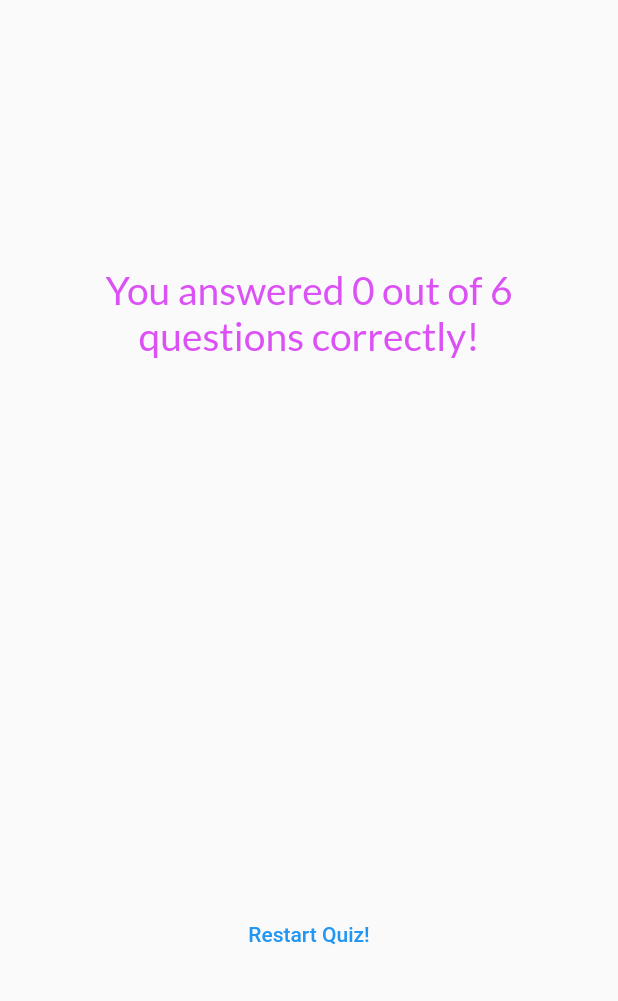
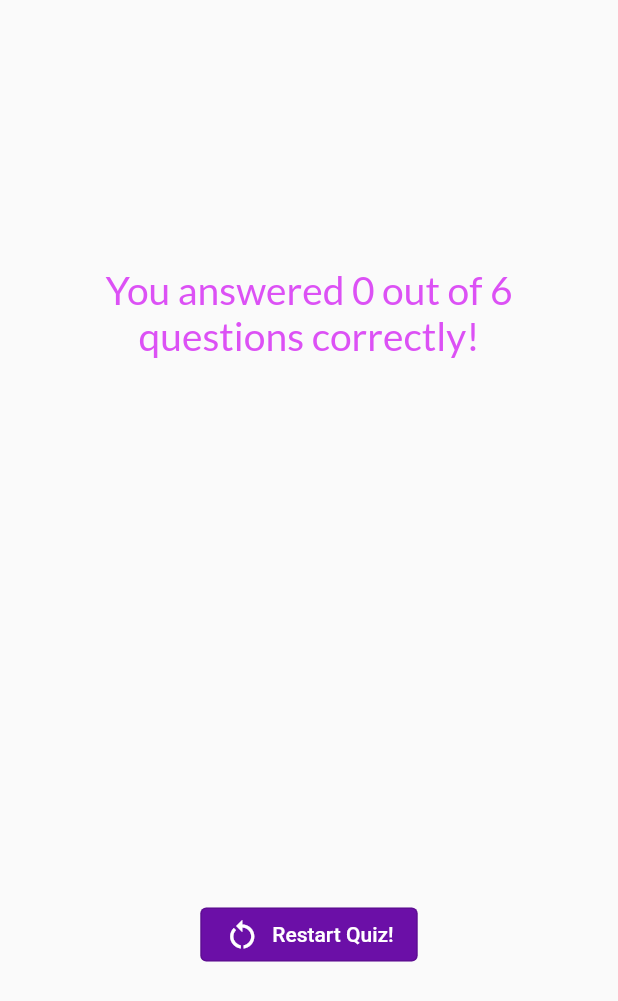
Before and after one commit to stratosfloor/quiz-app, a Flutter app: the ResultScreen widget shown alone on an empty page, opened directly with empty values, after a tap on "Restart Quiz!", on a phone screen of 412 x 824 dp. Shown: the top 1001 px of the screen. Run offline on Flutter 3.47's test engine with Material 2 defaults, Android fonts, the phone set to English and light mode, and no system bars; our stand-ins replace google_fonts.

Commit message:
Added working restart quiz button

```diff
--- a/lib/quiz.dart
+++ b/lib/quiz.dart
@@ -55,6 +55,7 @@ class _QuizState extends State<Quiz> {
                     )
                   : ResultScreen(
                       chosenAnswers: selectedAnswers,
+                      restartQuiz: switchScreen,
                     ),
         ),
       ),
--- a/lib/results_screen.dart
+++ b/lib/results_screen.dart
@@ -7,9 +7,11 @@ class ResultScreen extends StatelessWidget {
   const ResultScreen({
     super.key,
     required this.chosenAnswers,
+    required this.restartQuiz,
   });
 
   final List<String> chosenAnswers;
+  final Function(String restart) restartQuiz;
 
   List<Map<String, Object>> getSummaryData() {
     final List<Map<String, Object>> summary = [];
@@ -50,7 +52,17 @@ class ResultScreen extends StatelessWidget {
             const SizedBox(height: 30),
             QuestionsSummary(summaryData: summaryData),
             const SizedBox(height: 30),
-            TextButton(onPressed: () {}, child: Text('Restart Quiz!'))
+            OutlinedButton.icon(
+              onPressed: () {
+                restartQuiz('quiz');
+              },
+              style: OutlinedButton.styleFrom(
+                foregroundColor: Colors.white,
+                backgroundColor: const Color.fromARGB(255, 107, 15, 167),
+              ),
+              icon: const Icon(Icons.restart_alt),
+              label: const Text('Restart Quiz!'),
+            )
           ],
         ),
       ),
```
